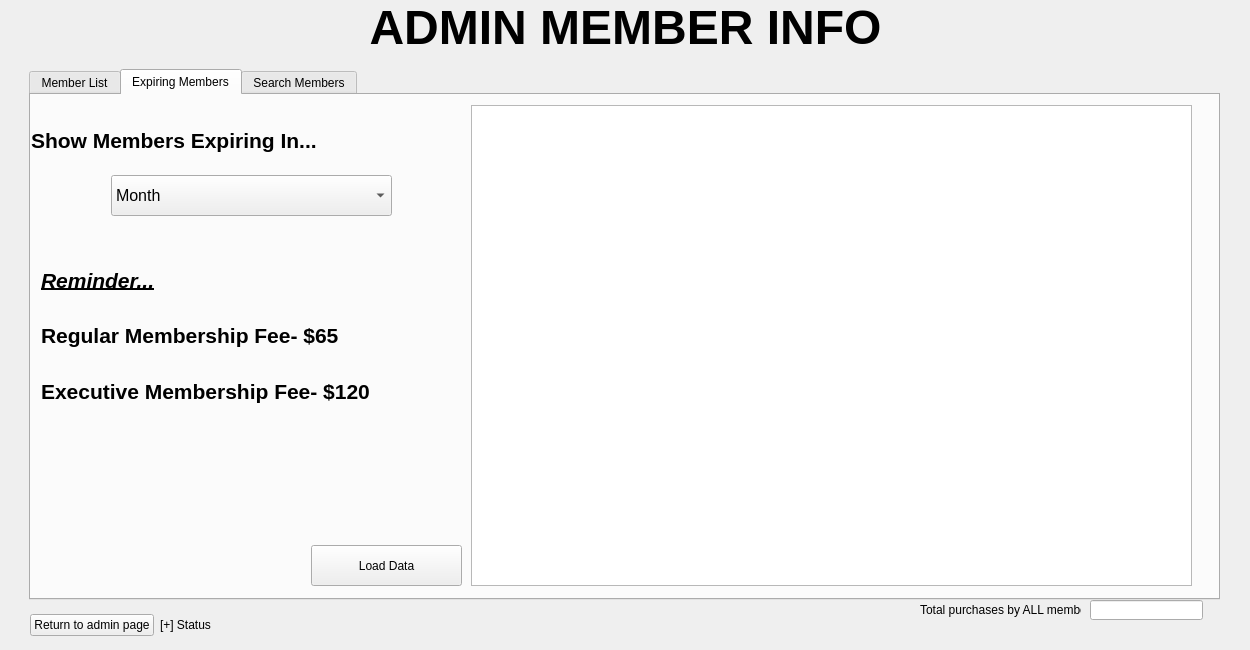
Above: Project2/admin_member_database.ui from tdragon00/CS1C_Project_2 before the change. Below: the same form after it.
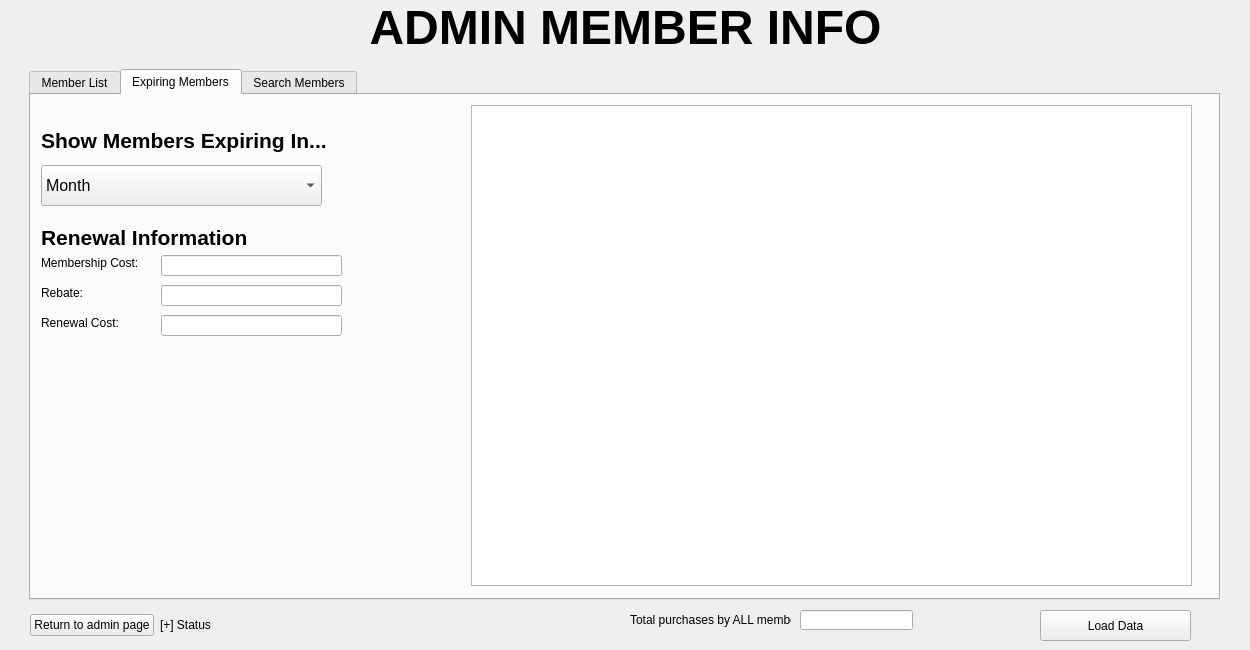
That is the form after the change. The open tabs and pages were chosen to show the change.

```diff
--- a/Project2/admin_member_database.ui
+++ b/Project2/admin_member_database.ui
@@ -207,7 +207,7 @@
     <widget class="QLabel" name="label_15">
      <property name="geometry">
       <rect>
-       <x>0</x>
+       <x>10</x>
        <y>30</y>
        <width>371</width>
        <height>30</height>
@@ -227,8 +227,8 @@
     <widget class="QComboBox" name="monthSelect_2">
      <property name="geometry">
       <rect>
-       <x>80</x>
-       <y>80</y>
+       <x>10</x>
+       <y>70</y>
        <width>281</width>
        <height>41</height>
       </rect>
@@ -317,74 +317,94 @@
       <bool>true</bool>
      </property>
     </widget>
-    <widget class="QPushButton" name="loadButton_4">
+    <widget class="QLabel" name="label_8">
      <property name="geometry">
       <rect>
-       <x>280</x>
-       <y>450</y>
-       <width>151</width>
-       <height>41</height>
+       <x>10</x>
+       <y>160</y>
+       <width>121</width>
+       <height>16</height>
       </rect>
      </property>
      <property name="text">
-      <string>Load Data</string>
+      <string>Membership Cost:</string>
      </property>
     </widget>
-    <widget class="QWidget" name="layoutWidget">
+    <widget class="QLineEdit" name="renewalCost">
      <property name="geometry">
       <rect>
-       <x>10</x>
+       <x>130</x>
+       <y>220</y>
+       <width>181</width>
+       <height>21</height>
+      </rect>
+     </property>
+    </widget>
+    <widget class="QLineEdit" name="rebateLine">
+     <property name="geometry">
+      <rect>
+       <x>130</x>
+       <y>190</y>
+       <width>181</width>
+       <height>21</height>
+      </rect>
+     </property>
+    </widget>
+    <widget class="QLineEdit" name="costLine">
+     <property name="geometry">
+      <rect>
+       <x>130</x>
        <y>160</y>
-       <width>421</width>
-       <height>161</height>
+       <width>181</width>
+       <height>21</height>
       </rect>
      </property>
-     <layout class="QVBoxLayout" name="verticalLayout">
-      <item>
-       <widget class="QLabel" name="label_16">
-        <property name="font">
-         <font>
-          <pointsize>16</pointsize>
-          <weight>75</weight>
-          <italic>true</italic>
-          <bold>true</bold>
-          <underline>true</underline>
-         </font>
-        </property>
-        <property name="text">
-         <string>Reminder...</string>
-        </property>
-       </widget>
-      </item>
-      <item>
-       <widget class="QLabel" name="label_18">
-        <property name="font">
-         <font>
-          <pointsize>16</pointsize>
-          <weight>75</weight>
-          <bold>true</bold>
-         </font>
-        </property>
-        <property name="text">
-         <string>Regular Membership Fee- $65</string>
-        </property>
-       </widget>
-      </item>
-      <item>
-       <widget class="QLabel" name="label_17">
-        <property name="font">
-         <font>
-          <pointsize>16</pointsize>
-          <weight>75</weight>
-          <bold>true</bold>
-         </font>
-        </property>
-        <property name="text">
-         <string>Executive Membership Fee- $120</string>
-        </property>
-       </widget>
-      </item>
-     </layout>
+    </widget>
+    <widget class="QLabel" name="label_7">
+     <property name="geometry">
+      <rect>
+       <x>10</x>
+       <y>130</y>
+       <width>223</width>
+       <height>25</height>
+      </rect>
+     </property>
+     <property name="font">
+      <font>
+       <pointsize>16</pointsize>
+       <weight>75</weight>
+       <bold>true</bold>
+      </font>
+     </property>
+     <property name="text">
+      <string>Renewal Information</string>
+     </property>
+    </widget>
+    <widget class="QLabel" name="label_11">
+     <property name="geometry">
+      <rect>
+       <x>10</x>
+       <y>220</y>
+       <width>121</width>
+       <height>16</height>
+      </rect>
+     </property>
+     <property name="text">
+      <string>Renewal Cost:</string>
+     </property>
+    </widget>
+    <widget class="QLabel" name="label_16">
+     <property name="geometry">
+      <rect>
+       <x>10</x>
+       <y>190</y>
+       <width>121</width>
+       <height>16</height>
+      </rect>
+     </property>
+     <property name="text">
+      <string>Rebate:</string>
+     </property>
     </widget>
    </widget>
    <widget class="QWidget" name="tab">
@@ -516,8 +536,8 @@
   <widget class="QLineEdit" name="TotalPurchaseBox">
    <property name="geometry">
     <rect>
-     <x>1090</x>
-     <y>600</y>
+     <x>800</x>
+     <y>610</y>
      <width>113</width>
      <height>20</height>
     </rect>
@@ -526,8 +546,8 @@
   <widget class="QLabel" name="Totalpurchaselabel">
    <property name="geometry">
     <rect>
-     <x>920</x>
-     <y>600</y>
+     <x>630</x>
+     <y>610</y>
      <width>161</width>
      <height>20</height>
     </rect>
@@ -536,6 +556,19 @@
     <string>Total purchases by ALL members</string>
    </property>
   </widget>
+  <widget class="QPushButton" name="loadButton_4">
+   <property name="geometry">
+    <rect>
+     <x>1040</x>
+     <y>610</y>
+     <width>151</width>
+     <height>31</height>
+    </rect>
+   </property>
+   <property name="text">
+    <string>Load Data</string>
+   </property>
+  </widget>
   <zorder>layoutWidget</zorder>
   <zorder>label_5</zorder>
   <zorder>tabWidget</zorder>
```
Left out of the diff: 3 changed lines with no effect on the pictures.
